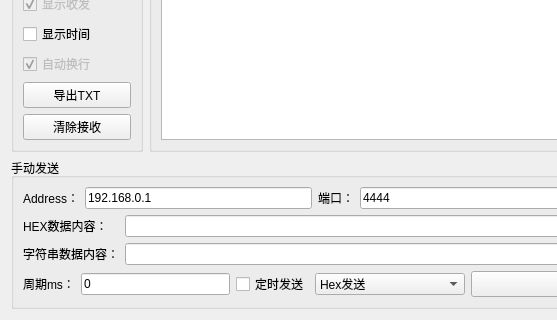
Before: the Qt Designer form network_window/network_window.ui in aron566/EOL_CAN_Tool, drawn with Qt 5; both pictures show x 0 to 557 and y 459 to 779 of the 829 by 779 pixel window.
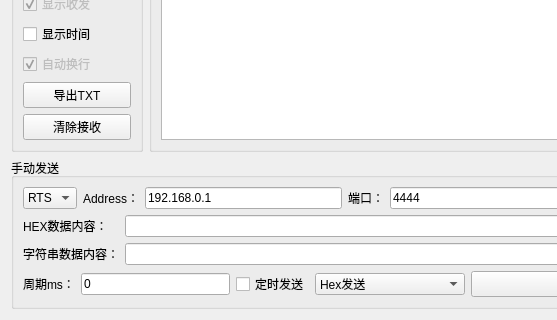
After: the same form once the commit is applied.

The edit to the form file:
```diff
--- a/network_window/network_window.ui
+++ b/network_window/network_window.ui
@@ -445,6 +445,20 @@
       </item>
       <item row="0" column="0" colspan="6">
        <layout class="QHBoxLayout" name="horizontalLayout_3">
+        <item>
+         <widget class="QComboBox" name="device_comboBox">
+          <item>
+           <property name="text">
+            <string>RTS</string>
+           </property>
+          </item>
+          <item>
+           <property name="text">
+            <string>PLC</string>
+           </property>
+          </item>
+         </widget>
+        </item>
         <item>
          <widget class="QLabel" name="host_label">
           <property name="text">
```
